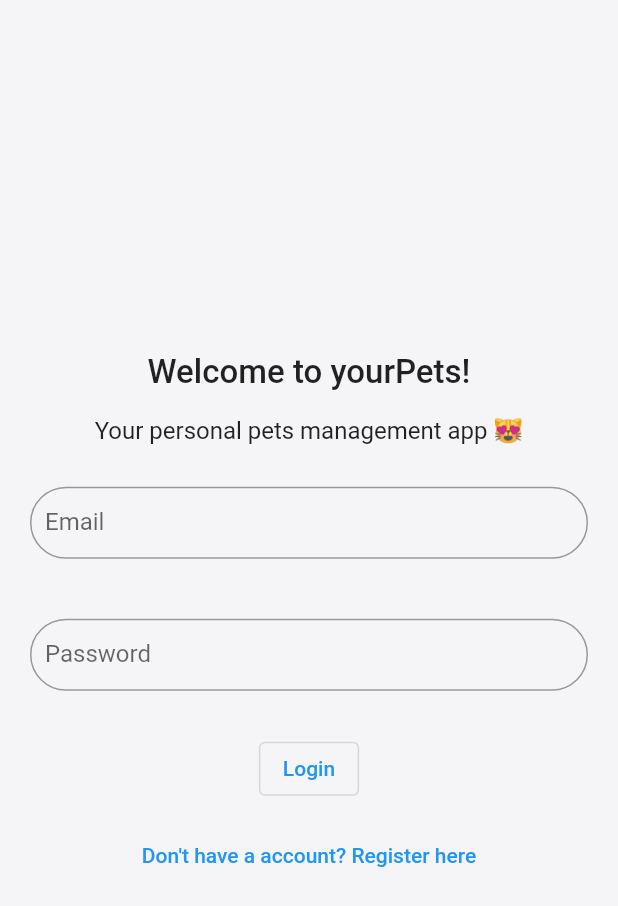
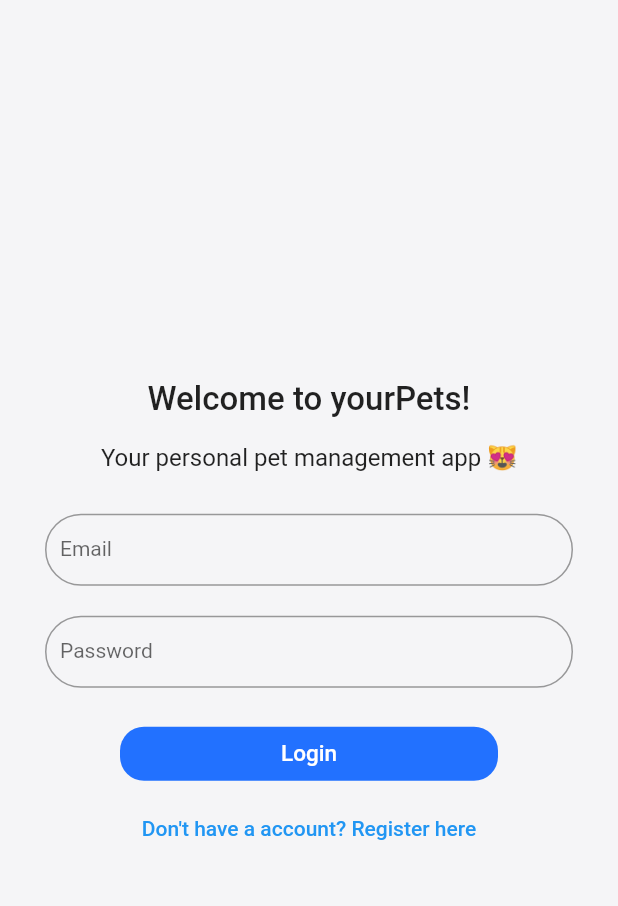
Before and after one commit to TrungTo13803/Your_pet, a Flutter app: the screen it shows after launch, on a phone screen of 412 x 824 dp. Shown: the top 906 px of the screen. Run offline on Flutter 3.47's test engine with Material 2 defaults, Android fonts, the phone set to English and light mode, and no system bars; our stand-ins replace device_preview, firebase_auth, firebase_core; accounts and stored records are empty.

Commit message:
restyled login and register views

```diff
--- a/lib/views/user_auth_views/login_view.dart
+++ b/lib/views/user_auth_views/login_view.dart
@@ -59,7 +59,7 @@ class _LoginViewState extends State<LoginView> {
                     padding: EdgeInsets.all(8.0),
                     child: FittedBox(
                         child: Text(
-                      'Your personal pets management app 😻',
+                      'Your personal pet management app 😻',
                       style: TextStyle(
                         fontSize: 16,
                         fontWeight: FontWeight.w400,
@@ -71,7 +71,7 @@ class _LoginViewState extends State<LoginView> {
             ],
           ),
           Padding(
-            padding: const EdgeInsets.fromLTRB(20, 20, 20, 20),
+            padding: const EdgeInsets.fromLTRB(30, 20, 30, 10),
             child: TextFormField(
               controller: _email,
               enableSuggestions: false,
@@ -87,11 +87,13 @@ class _LoginViewState extends State<LoginView> {
                     borderRadius: BorderRadius.circular(24),
                   ),
                   labelText: 'Email',
-              ),
+                  labelStyle: const TextStyle(
+                    fontSize: 14,
+                  )),
             ),
           ),
           Padding(
-            padding: const EdgeInsets.symmetric(horizontal: 20, vertical: 20),
+            padding: const EdgeInsets.fromLTRB(30, 10, 30, 20),
             child: TextFormField(
               controller: _password,
               obscureText: true,
@@ -107,12 +109,22 @@ class _LoginViewState extends State<LoginView> {
                     borderRadius: BorderRadius.circular(24),
                   ),
                   labelText: 'Password',
-              ),
+                  labelStyle: const TextStyle(
+                    fontSize: 14,
+                  )),
             ),
           ),
           Padding(
-            padding: const EdgeInsets.all(8.0),
-            child: OutlinedButton(
+            padding: const EdgeInsets.symmetric(horizontal: 80.0),
+            child: Column(
+              crossAxisAlignment: CrossAxisAlignment.stretch,
+              children: [
+                MaterialButton(
+                  elevation: 0,
+                  color: const Color(0xff2271ff),
+                  shape: RoundedRectangleBorder(
+                    borderRadius: BorderRadius.circular(16),
+                  ),
                   onPressed: () async {
                     final email = _email.text;
                     final password = _password.text;
@@ -122,8 +134,8 @@ class _LoginViewState extends State<LoginView> {
                       final user = FirebaseAuth.instance.currentUser;
 
                       if (user?.emailVerified ?? false) {
-                    Navigator.of(context)
-                        .pushNamedAndRemoveUntil(homeRoute, (route) => false);
+                        Navigator.of(context).pushNamedAndRemoveUntil(
+                            homeRoute, (route) => false);
                       } else {
                         Navigator.of(context).pushNamedAndRemoveUntil(
                             verifyEmailRoute, (route) => false);
@@ -134,11 +146,18 @@ class _LoginViewState extends State<LoginView> {
                       } else if (e.code == 'wrong-password') {
                         await showErrorDialogLogin(context, 'Wrong password');
                       } else {
-                    await showErrorDialogLogin(context, 'Error: ${e.code}');
+                        await showErrorDialogLogin(context,
+                            "You're not registered yet! Please register first");
                       }
                     }
                   },
-              child: const Text('Login'),
+                  child: const Text('Login',
+                      style: TextStyle(
+                        color: Colors.white,
+                        fontSize: 15,
+                      )),
+                ),
+              ],
             ),
           ),
           Padding(
--- a/lib/views/user_auth_views/user_auth_page.dart
+++ b/lib/views/user_auth_views/user_auth_page.dart
@@ -5,7 +5,6 @@ import 'package:flutter/material.dart';
 import 'package:firebase_auth/firebase_auth.dart';
 import 'package:firebase_core/firebase_core.dart';
 import 'package:demo/firebase_options.dart';
-import 'dart:developer' as devtools show log;
 
 // Login view
 class UserAuthView extends StatelessWidget {
```
Also changed, not shown: lib/views/user_auth_views/register_view.dart (+30 -10 lines). Lines whose indentation alone changed are shown as unchanged.
